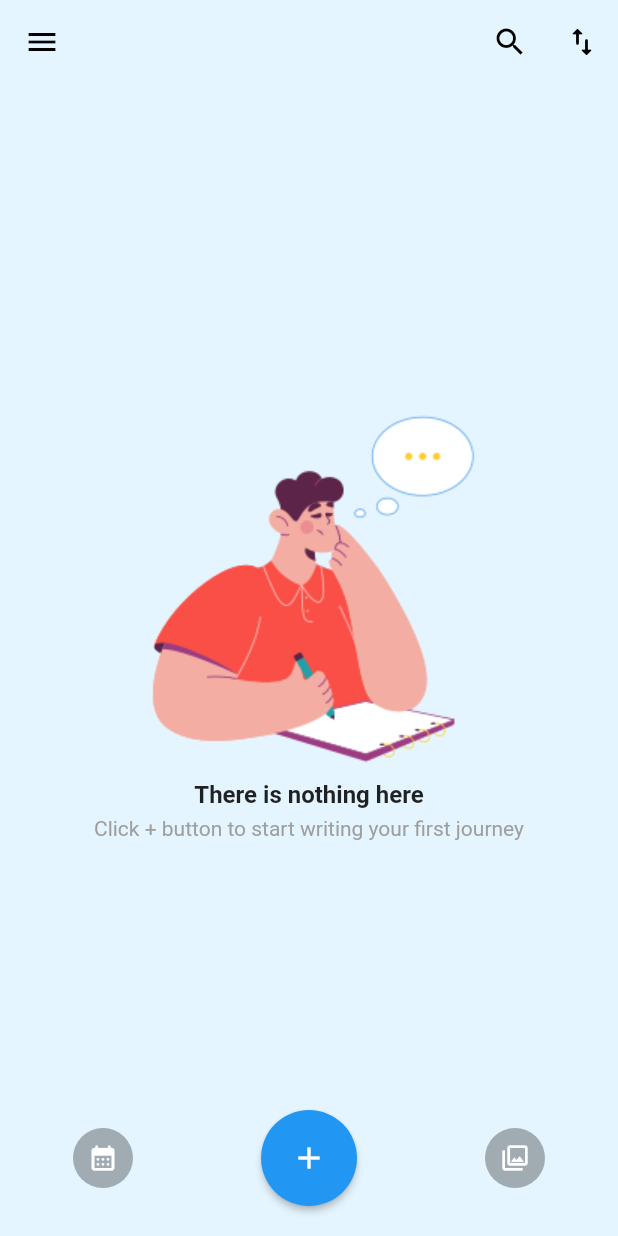
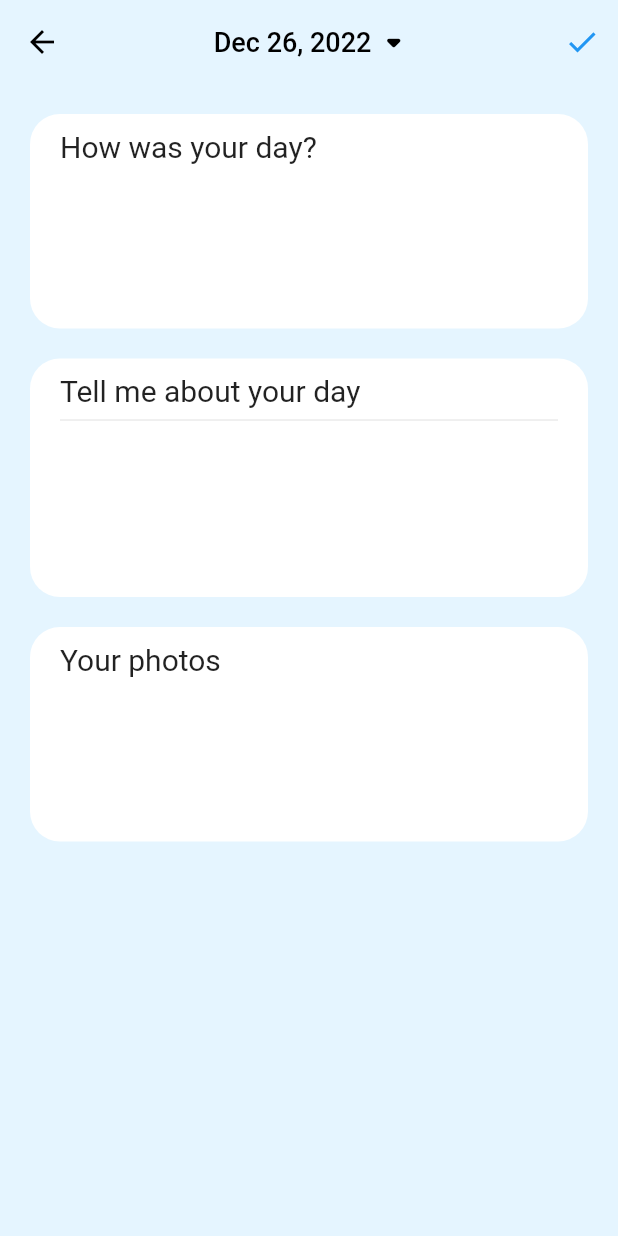
Before and after one commit to VGHao/flutter_memories, a Flutter app: the screen it shows after launch, after a tap on the "add" icon, on a phone screen of 412 x 824 dp. Run offline on Flutter 3.47's test engine with Material 2 defaults, Android fonts, the phone set to English and light mode, and no system bars; our stand-ins replace another_flushbar, flutter_secure_storage.

Commit message:
add_diary_page created

```diff
--- /dev/null
+++ b/lib/pages/create_diary.dart
@@ -0,0 +1,158 @@
+import 'package:flutter/material.dart';
+import 'package:intl/intl.dart';
+
+class CreateDiary extends StatefulWidget {
+  const CreateDiary({super.key});
+
+  @override
+  State<CreateDiary> createState() => _CreateDiaryState();
+}
+
+class _CreateDiaryState extends State<CreateDiary> {
+  DateTime selectedDate = DateTime.now();
+  DateTime now = DateTime.now();
+
+  Future<void> _selectDate(BuildContext context) async {
+    final DateTime? picked = await showDatePicker(
+      context: context,
+      initialDate: selectedDate,
+      firstDate: DateTime(2000),
+      lastDate: DateTime(now.year, now.month, now.day),
+      initialEntryMode: DatePickerEntryMode.calendarOnly,
+    );
+    if (picked != null && picked != selectedDate) {
+      setState(() {
+        selectedDate = picked;
+      });
+    }
+  }
+
+  @override
+  Widget build(BuildContext context) {
+    return Scaffold(
+      backgroundColor: const Color(0xFFE5F5FF),
+      appBar: AppBar(
+        elevation: 0,
+        backgroundColor: Colors.transparent,
+        foregroundColor: Colors.black,
+        centerTitle: true,
+        title: TextButton(
+          onPressed: () {
+            _selectDate(context);
+          },
+          child: Row(
+            mainAxisAlignment: MainAxisAlignment.center,
+            crossAxisAlignment: CrossAxisAlignment.center,
+            // mainAxisSize: MainAxisSize.min,
+            children: [
+              Text(
+                DateFormat.yMMMd().format(selectedDate),
+                style: const TextStyle(
+                  color: Colors.black,
+                  fontSize: 18,
+                ),
+              ),
+              const Icon(
+                Icons.arrow_drop_down_rounded,
+                color: Colors.black,
+                size: 30,
+              ),
+            ],
+          ),
+        ),
+        actions: [
+          IconButton(
+            onPressed: () {},
+            icon: const Icon(Icons.check, color: Colors.blue),
+          ),
+        ],
+      ),
+      body: SingleChildScrollView(
+        child: Padding(
+          padding: const EdgeInsets.all(20.0),
+          child: Column(
+            mainAxisAlignment: MainAxisAlignment.center,
+            crossAxisAlignment: CrossAxisAlignment.center,
+            children: [
+              Container(
+                width: double.infinity,
+                padding: const EdgeInsets.symmetric(
+                    horizontal: 20.0, vertical: 10.0),
+                decoration: BoxDecoration(
+                  color: Colors.white,
+                  borderRadius: BorderRadius.circular(20),
+                ),
+                child: Column(
+                  children: const [
+                    Align(
+                      alignment: Alignment.centerLeft,
+                      child: Text(
+                        'How was your day?',
+                        style: TextStyle(
+                          fontSize: 20,
+                          fontWeight: FontWeight.w400,
+                        ),
+                      ),
+                    ),
+                    SizedBox(height: 100),
+                  ],
+                ),
+              ),
+              const SizedBox(height: 20),
+              Container(
+                width: double.infinity,
+                padding: const EdgeInsets.symmetric(
+                    horizontal: 20.0, vertical: 10.0),
+                decoration: BoxDecoration(
+                  color: Colors.white,
+                  borderRadius: BorderRadius.circular(20),
+                ),
+                child: Column(
+                  children: const [
+                    Align(
+                      alignment: Alignment.centerLeft,
+                      child: Text(
+                        'Tell me about your day',
+                        style: TextStyle(
+                          fontSize: 20,
+                          fontWeight: FontWeight.w400,
+                        ),
+                      ),
+                    ),
+                    Divider(),
+                    SizedBox(height: 100),
+                  ],
+                ),
+              ),
+              const SizedBox(height: 20),
+              Container(
+                width: double.infinity,
+                padding: const EdgeInsets.symmetric(
+                    horizontal: 20.0, vertical: 10.0),
+                decoration: BoxDecoration(
+                  color: Colors.white,
+                  borderRadius: BorderRadius.circular(20),
+                ),
+                child: Column(
+                  children: const [
+                    Align(
+                      alignment: Alignment.centerLeft,
+                      child: Text(
+                        'Your photos',
+                        style: TextStyle(
+                          fontSize: 20,
+                          fontWeight: FontWeight.w400,
+                        ),
+                      ),
+                    ),
+                    SizedBox(height: 100),
+                  ],
+                ),
+              ),
+            ],
+          ),
+        ),
+      ),
+    );
+  }
+}
--- a/lib/widgets/floating_action_widget.dart
+++ b/lib/widgets/floating_action_widget.dart
@@ -1,4 +1,5 @@
 import 'package:flutter/material.dart';
+import 'package:flutter_memories_dailyjournal/pages/create_diary.dart';
 
 class FloatingButtonWidget extends StatelessWidget {
   const FloatingButtonWidget({
@@ -30,7 +31,11 @@ class FloatingButtonWidget extends StatelessWidget {
             ),
           ),
           ElevatedButton(
-            onPressed: () {},
+            onPressed: () {
+              Navigator.of(context).push(
+                MaterialPageRoute(builder: (context) => const CreateDiary()),
+              );
+            },
             style: ElevatedButton.styleFrom(
               shape: const CircleBorder(),
               padding: const EdgeInsets.all(20),
--- a/pubspec.yaml
+++ b/pubspec.yaml
@@ -15,6 +15,7 @@ dependencies:
   cupertino_icons: ^1.0.2
   flutter_secure_storage: any
   another_flushbar: any
+  intl: ^0.18.0
 
 dev_dependencies:
   flutter_test:
```
Also changed, not shown: pubspec.lock.
